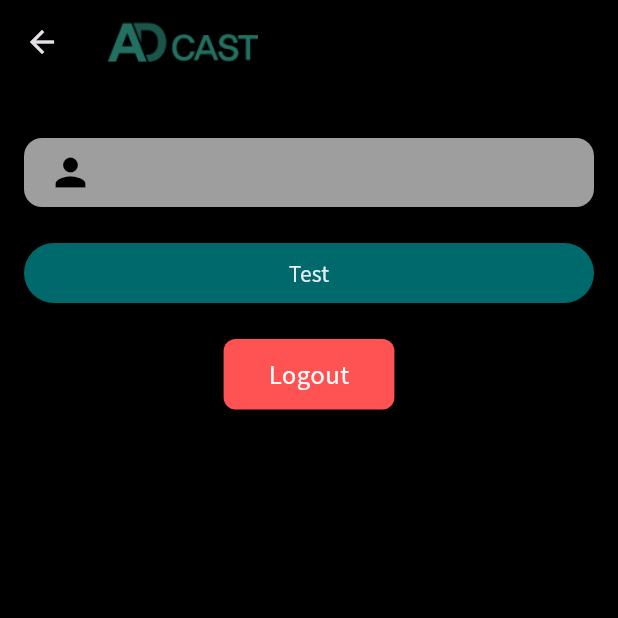
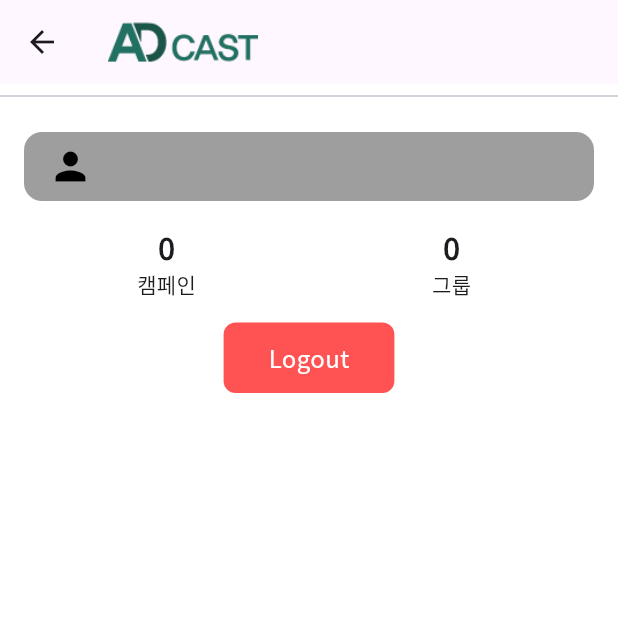
Before and after one commit to Neidn/adcast, a Flutter app: the ProfilePage screen opened directly, on a phone screen of 412 x 824 dp, the top half of it. Run offline on Flutter 3.47's test engine with Material 2 defaults, Android fonts, the phone set to English and light mode, and no system bars; our stand-ins replace dio, flutter_native_splash, get, get_storage, pretty_dio_logger, retrofit and 1 more; accounts and stored records are empty; generated files the repository leaves out were written again; statements that could not run were skipped.

Commit message:
add app light and dark theme

```diff
--- a/flutter_native_splash.yaml
+++ b/flutter_native_splash.yaml
@@ -10,6 +10,7 @@ flutter_native_splash:
   # of your splash screen to a solid color.  Use background_image to set the background of your
   # splash screen to a png image.  This is useful for gradients. The image will be stretch to the
   # size of the app. Only one parameter can be used, color and background_image cannot both be set.
+#  color: "#f3f3f3"
   color: "#f3f3f3"
   #background_image: "assets/background.png"
 
--- a/lib/app/controller/auth/login_controller.dart
+++ b/lib/app/controller/auth/login_controller.dart
@@ -91,7 +91,7 @@ class LoginController extends GetxController {
           UserResponseData.fromJson(response.data);
 
       if (userResponseData.userResponseDataEmptyCheck() == false) {
-        throw Exception('Response Data is Empty');
+        throw Exception('Response Data is Empty Url : $userAuthBaseUrl');
       }
 
       // Save Access Token To Storage
--- a/lib/app/ui/default/auth/widgets/password_text_form_field_widget.dart
+++ b/lib/app/ui/default/auth/widgets/password_text_form_field_widget.dart
@@ -1,4 +1,5 @@
 import 'package:flutter/material.dart';
+import 'package:get/get.dart';
 
 class PasswordTextFormFieldWidget extends StatelessWidget {
   final TextEditingController textEditingController;
@@ -58,7 +59,7 @@ class PasswordTextFormFieldWidget extends StatelessWidget {
           vertical: 6,
         ),
       ),
-      style: const TextStyle(color: Colors.white),
+      style: Get.textTheme.titleMedium,
     );
   }
 }
--- a/lib/app/ui/default/keyword/page/keyword_page.dart
+++ b/lib/app/ui/default/keyword/page/keyword_page.dart
@@ -23,7 +23,7 @@ class KeywordPage extends GetView<KeywordController> {
         appBar: AppBar(
           title: const DefaultLogoWidget(),
           centerTitle: false,
-          backgroundColor: mobileBackGroundColor,
+          backgroundColor: Get.theme.appBarTheme.backgroundColor,
           actions: [
             IconButton(
               onPressed: () => _.changeBidExceptionFilter(),
--- a/lib/app/ui/default/main/page/main_page.dart
+++ b/lib/app/ui/default/main/page/main_page.dart
@@ -1,4 +1,3 @@
-import 'package:adcast/app/ui/theme/app_colors.dart';
 import 'package:get/get.dart';
 import 'package:flutter/material.dart';
 
--- a/lib/app/ui/default/profile/profile_page.dart
+++ b/lib/app/ui/default/profile/profile_page.dart
@@ -93,26 +93,66 @@ class ProfilePage extends GetView<ProfileController> {
       appBar: AppBar(
         title: const DefaultLogoWidget(),
         centerTitle: false,
-        backgroundColor: mobileBackGroundColor,
+        backgroundColor: Get.theme.appBarTheme.backgroundColor,
       ),
       body: GetX<ProfileController>(
         builder: (_) {
           final String userName = _.userInfoData.userName ?? '';
 
-          return ListView(
+          return Column(
+            children: [
+              _.isLoading
+                  ? const LinearProgressIndicator()
+                  : const Padding(padding: EdgeInsets.only(top: 0)),
+              const Divider(),
+              Expanded(
+                child: ListView(
                   padding: const EdgeInsets.symmetric(
                     horizontal: 16,
-              vertical: 16,
+                    vertical: 8,
                   ),
                   children: [
-              const SizedBox(height: 20),
+                    const SizedBox(height: 8),
                     _userInfoItemProfile(Icons.person, userName),
-              const SizedBox(height: 20),
-              ElevatedButton(
-                onPressed: () => {},
-                child: const Text('Test'),
+                    const SizedBox(height: 16),
+                    Row(
+                      mainAxisSize: MainAxisSize.max,
+                      mainAxisAlignment: MainAxisAlignment.spaceAround,
+                      verticalDirection: VerticalDirection.down,
+                      children: [
+                        SizedBox(
+                          width: 100,
+                          child: Column(
+                            children: [
+                              Text(
+                                '${_.campaignCount}',
+                                style: const TextStyle(
+                                  fontWeight: FontWeight.bold,
+                                  fontSize: 20,
                                 ),
-              const SizedBox(height: 20),
+                              ),
+                              const Text('캠페인'),
+                            ],
+                          ),
+                        ),
+                        SizedBox(
+                          width: 100,
+                          child: Column(
+                            children: [
+                              Text(
+                                '${_.groupCount}',
+                                style: const TextStyle(
+                                  fontWeight: FontWeight.bold,
+                                  fontSize: 20,
+                                ),
+                              ),
+                              const Text('그룹'),
+                            ],
+                          ),
+                        ),
+                      ],
+                    ),
+                    const SizedBox(height: 16),
                     Center(
                       child: Material(
                         color: Colors.redAccent,
@@ -137,6 +177,9 @@ class ProfilePage extends GetView<ProfileController> {
                       ),
                     ),
                   ],
+                ),
+              ),
+            ],
           );
         },
       ),
--- a/lib/app/ui/default/widgets/common_text_form_field_widget.dart
+++ b/lib/app/ui/default/widgets/common_text_form_field_widget.dart
@@ -1,4 +1,5 @@
 import 'package:flutter/material.dart';
+import 'package:get/get.dart';
 
 class CommonTextFormFieldWidget extends StatelessWidget {
   final TextEditingController textEditingController;
@@ -45,7 +46,7 @@ class CommonTextFormFieldWidget extends StatelessWidget {
           vertical: 6,
         ),
       ),
-      style: const TextStyle(color: Colors.white),
+      style: Get.textTheme.titleMedium,
       obscureText: false,
     );
   }
--- a/lib/main.dart
+++ b/lib/main.dart
@@ -31,7 +31,9 @@ Future<void> main() async {
     GetMaterialApp(
       textDirection: TextDirection.ltr,
       debugShowCheckedModeBanner: false,
-      theme: appTheme,
+      theme: appLightTheme,
+      darkTheme: appDarkTheme,
+      themeMode: ThemeMode.system,
       defaultTransition: Transition.fade,
       initialRoute: Routes.main,
       initialBinding: BindingsBuilder(() {
```
Also changed, not shown: lib/app/storage/db/user_info_table.dart (+6 -3 lines), lib/app/ui/default/campaign/page/campaign_page.dart (+51 -15 lines), lib/app/ui/default/campaign/widget/campaign_name_widget.dart (added, +49 -0 lines), lib/app/ui/default/campaign/widget/group_name_widget.dart (added, +44 -0 lines), lib/app/ui/theme/app_colors.dart (+6 -1 lines), lib/app/ui/theme/app_theme.dart (+67 -13 lines), lib/app/utils/db_helper.dart (+11 -0 lines), lib/app/utils/global_variables.dart (+25 -0 lines), 1 other file. Lines whose indentation alone changed are shown as unchanged.
